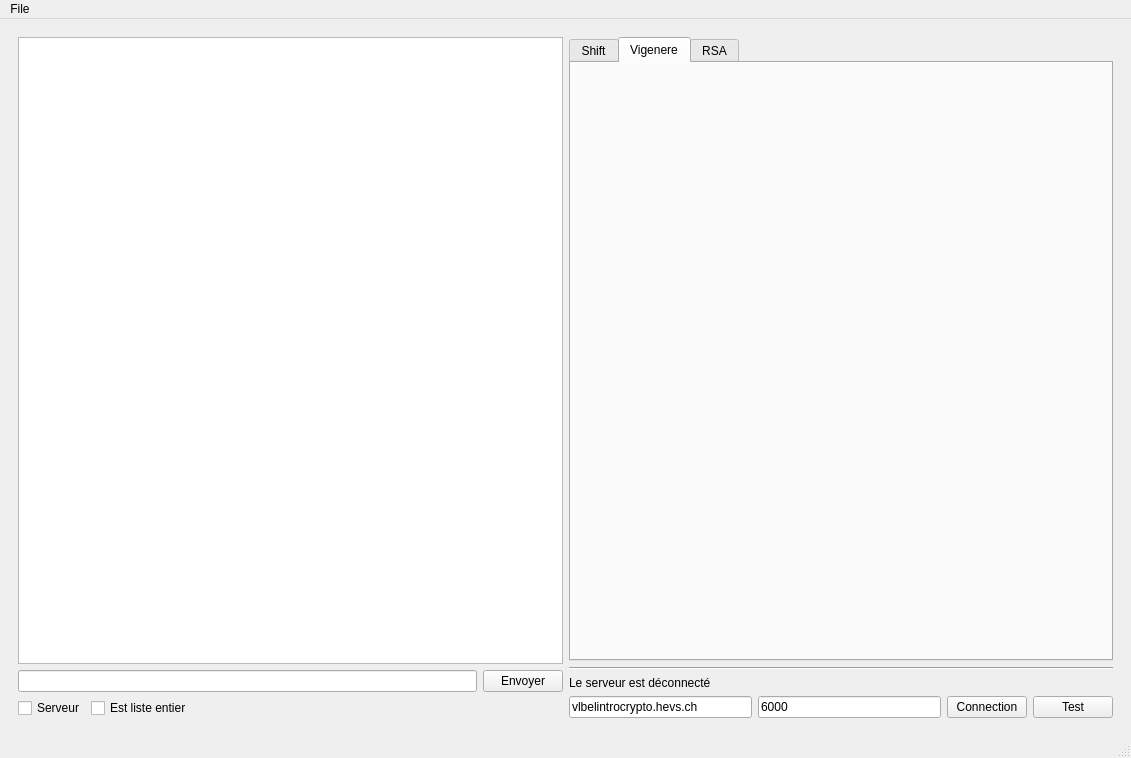
This is crypto_client.ui in aa-augsburger/ISC_Crypto as Qt 5 draws it before an edit. The edited form follows.
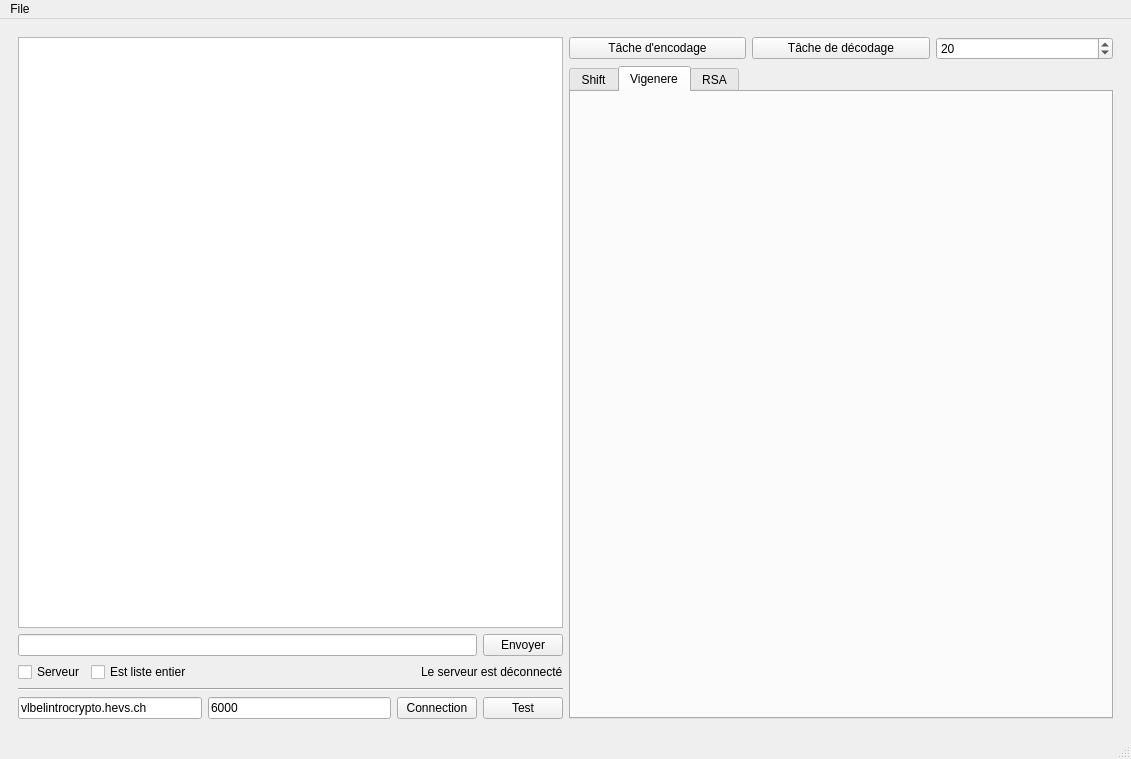
This is the edited form. The open tabs and pages were chosen to show the change.

Commit message: began working on cipher tab

Diff of the .ui file:
```diff
--- a/crypto_client.ui
+++ b/crypto_client.ui
@@ -7,7 +7,7 @@
     <x>0</x>
     <y>0</y>
     <width>1131</width>
-    <height>758</height>
+    <height>759</height>
    </rect>
   </property>
   <property name="windowTitle">
@@ -28,7 +28,7 @@
       </property>
       <layout class="QHBoxLayout" name="horizontalLayout_5">
        <item>
-        <layout class="QHBoxLayout" name="horizontalLayout_4">
+        <layout class="QVBoxLayout" name="verticalLayout_3">
          <item>
           <layout class="QVBoxLayout" name="verticalLayout">
            <item>
@@ -81,46 +81,6 @@
                </property>
               </spacer>
              </item>
-            </layout>
-           </item>
-          </layout>
-         </item>
-         <item>
-          <layout class="QVBoxLayout" name="verticalLayout_3">
-           <item>
-            <widget class="QTabWidget" name="cipher_tab">
-             <property name="accessibleName">
-              <string/>
-             </property>
-             <property name="currentIndex">
-              <number>0</number>
-             </property>
-             <widget class="QWidget" name="Shift">
-              <attribute name="title">
-               <string>Shift</string>
-              </attribute>
-             </widget>
-             <widget class="QWidget" name="Vigenere">
-              <attribute name="title">
-               <string>Vigenere</string>
-              </attribute>
-             </widget>
-             <widget class="QWidget" name="RSA">
-              <attribute name="title">
-               <string>RSA</string>
-              </attribute>
-             </widget>
-            </widget>
-           </item>
-           <item>
-            <layout class="QVBoxLayout" name="verticalLayout_2">
-             <item>
-              <widget class="Line" name="line">
-               <property name="orientation">
-                <enum>Qt::Horizontal</enum>
-               </property>
-              </widget>
-             </item>
              <item>
               <widget class="QLabel" name="lbl_server_status">
                <property name="text">
@@ -128,6 +88,19 @@
                </property>
               </widget>
              </item>
+            </layout>
+           </item>
+          </layout>
+         </item>
+         <item>
+          <layout class="QVBoxLayout" name="verticalLayout_2">
+           <item>
+            <widget class="Line" name="line">
+             <property name="orientation">
+              <enum>Qt::Horizontal</enum>
+             </property>
+            </widget>
+           </item>
              <item>
               <layout class="QHBoxLayout" name="horizontalLayout">
                <item>
@@ -164,6 +137,61 @@
            </item>
           </layout>
          </item>
+       <item>
+        <layout class="QVBoxLayout" name="verticalLayout_5">
+         <item>
+          <layout class="QHBoxLayout" name="horizontalLayout_4">
+           <item>
+            <widget class="QPushButton" name="pb_ask_encode">
+             <property name="text">
+              <string>Tâche d'encodage</string>
+             </property>
+            </widget>
+           </item>
+           <item>
+            <widget class="QPushButton" name="pb_ask_decode">
+             <property name="text">
+              <string>Tâche de décodage</string>
+             </property>
+            </widget>
+           </item>
+           <item>
+            <widget class="QSpinBox" name="sp_length_task">
+             <property name="maximum">
+              <number>300</number>
+             </property>
+             <property name="value">
+              <number>20</number>
+             </property>
+            </widget>
+           </item>
+          </layout>
+         </item>
+         <item>
+          <widget class="QTabWidget" name="cipher_tab">
+           <property name="accessibleName">
+            <string/>
+           </property>
+           <property name="currentIndex">
+            <number>1</number>
+           </property>
+           <widget class="QWidget" name="Shift">
+            <attribute name="title">
+             <string>Shift</string>
+            </attribute>
+           </widget>
+           <widget class="QWidget" name="Vigenere">
+            <attribute name="title">
+             <string>Vigenere</string>
+            </attribute>
+           </widget>
+           <widget class="QWidget" name="RSA">
+            <attribute name="title">
+             <string>RSA</string>
+            </attribute>
+           </widget>
+          </widget>
+         </item>
         </layout>
        </item>
       </layout>
```
Left out of the diff: 2 changed lines with no effect on the pictures. Lines whose indentation alone changed are shown as unchanged. The commit also changes 1 other file.
